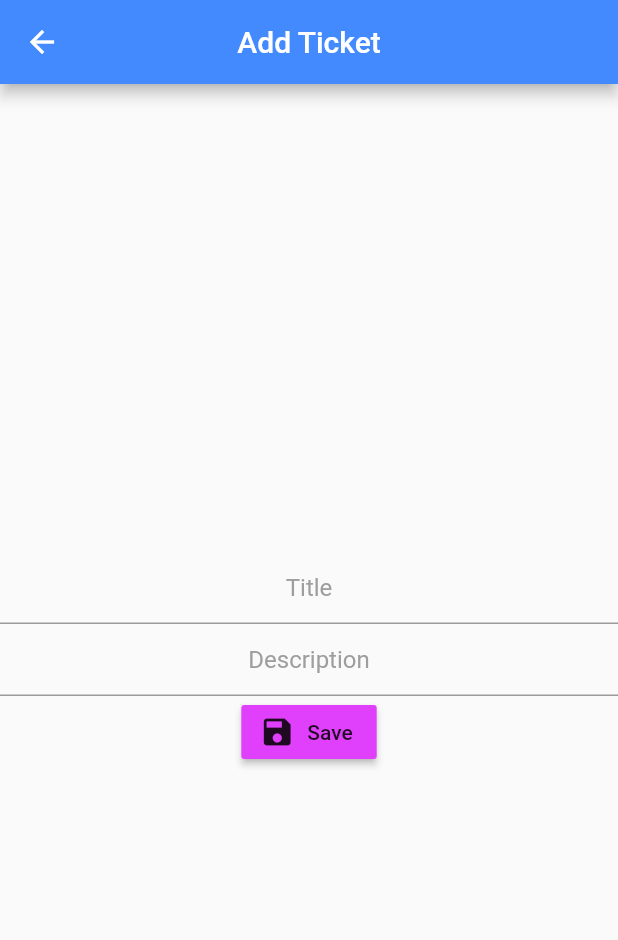
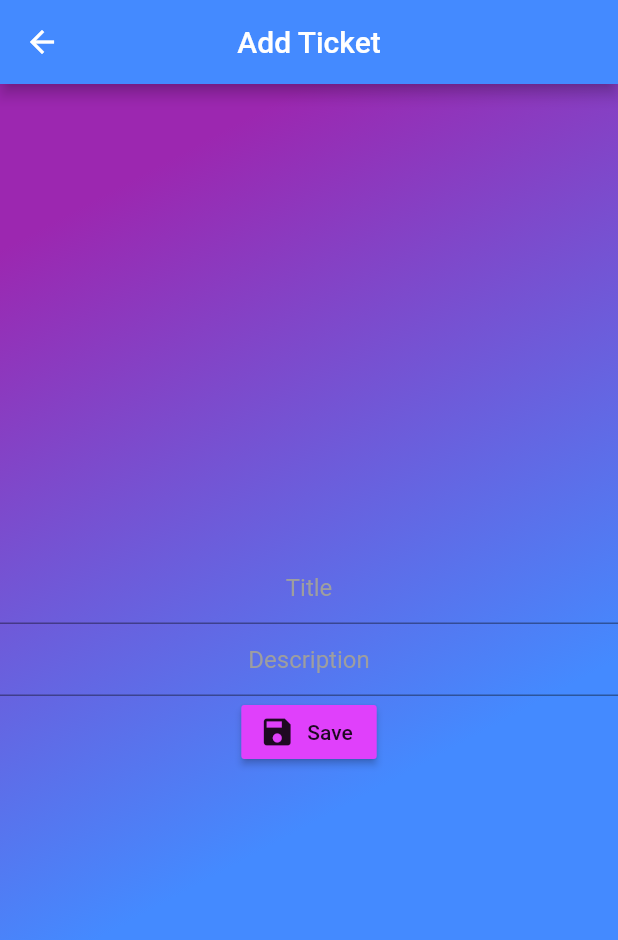
Before and after one commit to cayubweeums/Ticket-Manager, a Flutter app: the AddTicketPage screen opened directly with empty values, on a phone screen of 412 x 824 dp. Shown: the top 940 px of the screen. Run offline on Flutter 3.47's test engine with Material 2 defaults, Android fonts, the phone set to English and light mode, and no system bars; our stand-ins replace firebase_auth, firebase_core, firebase_database; accounts and stored records are empty.

Commit message:
gradient to new pages

```diff
--- a/ticket_manager/lib/Pages/add_ticket_page.dart
+++ b/ticket_manager/lib/Pages/add_ticket_page.dart
@@ -37,6 +37,11 @@ class AddTicketPageState extends State<AddTicketPage> {
           backgroundColor: Colors.blueAccent,
         ),
         body: Container(
+          child: Container(
+            decoration: BoxDecoration(
+                gradient: LinearGradient(
+                    begin: Alignment.topCenter,
+                    colors: [Colors.purple, Colors.blueAccent])),
             child: Column(
               mainAxisAlignment: MainAxisAlignment.center,
               children: [
@@ -45,7 +50,8 @@ class AddTicketPageState extends State<AddTicketPage> {
                   textAlign: TextAlign.center,
                   controller: title,
                   decoration: InputDecoration(
-                  hintText: "Title", hintStyle: TextStyle(color: Colors.grey)),
+                      hintText: "Title",
+                      hintStyle: TextStyle(color: Colors.grey)),
                 ),
                 new TextField(
                   keyboardType: TextInputType.text,
@@ -64,6 +70,6 @@ class AddTicketPageState extends State<AddTicketPage> {
               ],
             ),
           ),
-    );
+        ));
   }
 }
```
Lines whose indentation alone changed are shown as unchanged.
